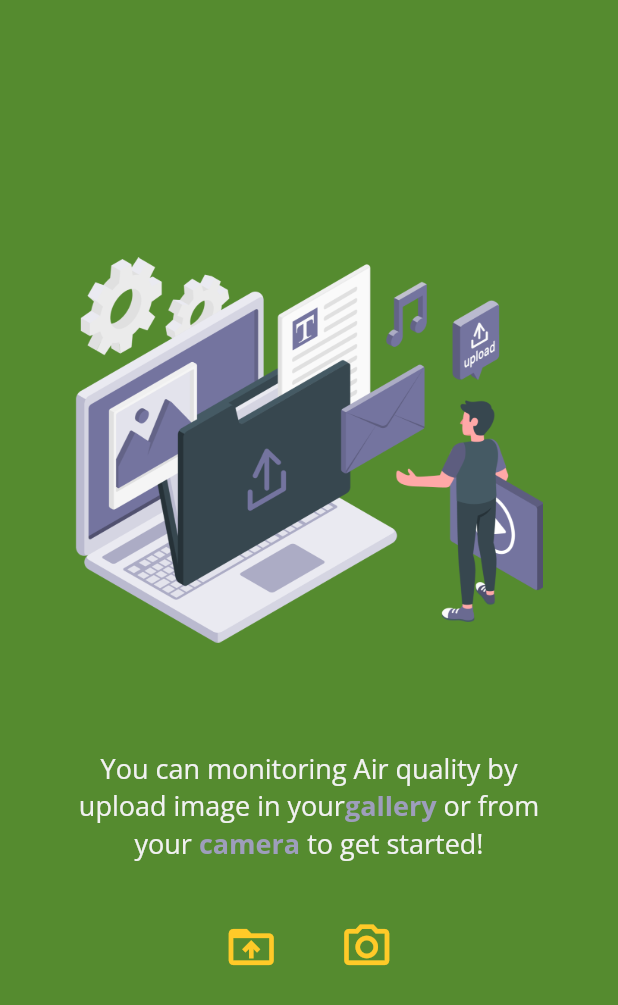
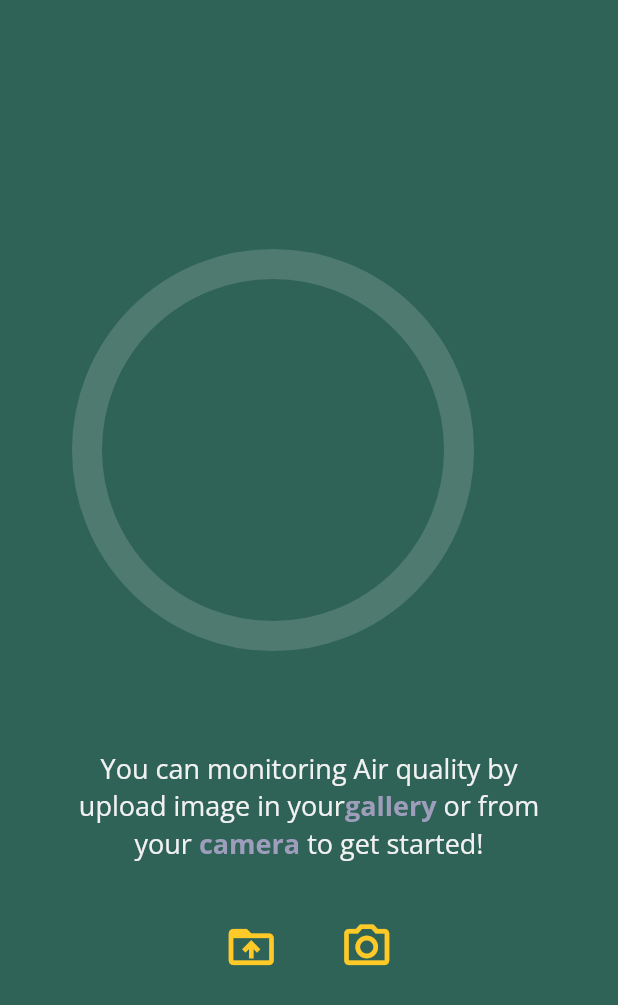
Before and after one commit to lulungsatrioprayuda/project_image_processing_fixed, a Flutter app: the screen it shows after launch, on a phone screen of 412 x 824 dp. Shown: the top 1005 px of the screen. Run offline on Flutter 3.47's test engine with Material 2 defaults, Android fonts, the phone set to English and light mode, and no system bars; drawn by our look-alikes of pie_chart; our stand-ins replace google_fonts, image_picker; missing offline and left inert: tflite; statements that could not run were skipped.

Commit message:
all is done

```diff
--- a/lib/colors.dart
+++ b/lib/colors.dart
@@ -3,7 +3,9 @@ import 'dart:ui';
 class ThemeColor {
   static const Color PRIMARY = Color(0xFFFFCA28);
   static const Color SECONDARY = Color(0xFF9E9EBC);
-  static const Color PRIMARY_DARK = Color(0xFF558B2F);
+  static const Color PRIMARY_DARK = Color(0xFF306358);
   static const Color SECONDARY_DARK = Color(0xFF8E8E99);
   static const Color SECONDARY_LIGHT = Color(0xFFF1F1F1);
+  static const Color GOOD_AIR_COLOR = Color(0xFF4DBB53);
+  static const Color BAD_AIR_COLOR = Color(0xFFFF4848);
 }
--- a/lib/pages/home_pages.dart
+++ b/lib/pages/home_pages.dart
@@ -6,6 +6,8 @@ import 'package:tflite/tflite.dart';
 import 'package:flutter/material.dart';
 import 'package:image_picker/image_picker.dart';
 import 'package:google_fonts/google_fonts.dart';
+
+import 'package:pie_chart/pie_chart.dart';
 
 class Home extends StatefulWidget {
   @override
@@ -28,10 +30,43 @@ class _HomeState extends State<Home> {
         color: ThemeColor.SECONDARY,
         fontSize: 18.0),
   );
+// 2. make function like this
+  void updateMap() {
+    print(_prediction);
+    setState(() {
+      _loading = true; // still sir
+      // pick a image now
+      _label = _prediction != null ? transform(_prediction[0]['label']) : '';
+      print("Label: $_label");
+      // and load the data map in here and my app is gonna be running
+      // return dataMap = {
+      //   "good air": select_result_pluss() ?? 0,
+      //   "bad air": select_result_minus() ?? 0,
+      // };
+      // close statement
+      if (_label == 'goodair') {
+        return dataMap = {
+          "good air": getResult() ?? 0,
+          "bad air": 100 - (getResult() ?? 100),
+        };
+      } else if (_label == 'badquality') {
+        return dataMap = {
+          "good air": 100 - (getResult() ?? 100),
+          "bad air": getResult() ?? 0,
+        };
+      } else {
+        return dataMap = {
+          "good air": 0,
+          "bad air": 0,
+        };
+      }
+    });
+  }
 
   @override
   void initState() {
     super.initState();
+    updateMap();
     _loading = true;
     load().then((value) {
       setState(() {
@@ -39,6 +74,18 @@ class _HomeState extends State<Home> {
       });
     });
   }
+
+  // first making a map empty like this
+  Map<String, double> dataMap = {};
+
+  final legendLabels = <String, String>{
+    "Good Air": "Good Air",
+    "Bad Air": "Bad Air",
+  };
+  final colorList = <Color>[
+    Color(0xFF4DBB53),
+    Color(0xFFFF4848),
+  ];
 
   @override
   Widget build(BuildContext context) {
@@ -53,7 +100,17 @@ class _HomeState extends State<Home> {
             Center(
               child: Container(
                 height: 300.0,
-                child: selectImage(),
+                child: PieChart(
+                  dataMap: dataMap,
+                  chartType: ChartType.ring,
+                  baseChartColor: Colors.grey[50].withOpacity(0.15),
+                  colorList: colorList,
+                  chartValuesOptions: ChartValuesOptions(
+                    showChartValuesInPercentage: true,
+                  ),
+                  totalValue: 100,
+                ),
+                //selectImage(),
               ),
             ),
             SizedBox(height: 50),
@@ -112,12 +169,13 @@ class _HomeState extends State<Home> {
       imageStd: 127.5,
       threshold: 0.5,
     );
-
     setState(() {
       _loading = false;
       _prediction = prediction;
       _label = transform(_prediction[0]['label']);
       _confidence = convert(_prediction[0]['confidence']);
+      // _lola = _confidence;
+      updateMap();
     });
   }
 
@@ -132,16 +190,34 @@ class _HomeState extends State<Home> {
     return confidence.toStringAsFixed(2);
   }
 
-  Image selectImage() {
-    if (!_loading) {
-      if (_label == 'goodair') return Image.asset('assets/images/good.png');
-      if (_label == 'badquality')
-        return Image.asset('assets/images/bad.png');
-      else
-        return Image.asset('assets/images/upload.png');
-    } else
-      return Image.asset('assets/images/load.png');
+  // Image selectImage() {
+  //   if (!_loading) {
+  //     if (_label == 'goodair') return Image.asset('assets/images/good.png');
+  //     if (_label == 'badquality')
+  //       return Image.asset('assets/images/bad.png');
+  //     else
+  //       return Image.asset('assets/images/upload.png');
+  //   } else
+  //     return Image.asset('assets/images/load.png');
+  // }
+
+  double conv(value) {
+    double convi = value * 100;
+    return convi;
   }
+
+  double getResult() {
+    if (_prediction == null) return null;
+    var result_plus = conv(_prediction[0]['confidence']);
+    return result_plus;
+  }
+
+  // double select_result_minus() {
+  //   if (_prediction == null) return null;
+  //   var result = conv(_prediction[0]['confidence']);
+  //   var result_minus = 100 - result;
+  //   return result_minus;
+  // }
 
   RichText selectText() {
     if (_prediction == null)
--- a/pubspec.yaml
+++ b/pubspec.yaml
@@ -35,6 +35,7 @@ dependencies:
   # The following adds the Cupertino Icons font to your application.
   # Use with the CupertinoIcons class for iOS style icons.
   cupertino_icons: ^1.0.2
+  pie_chart: ^5.3.0
 
 dev_dependencies:
   flutter_test:
```
Also changed, not shown: lib/pages/view-image-screen.dart (+17 -2 lines), pubspec.lock.
